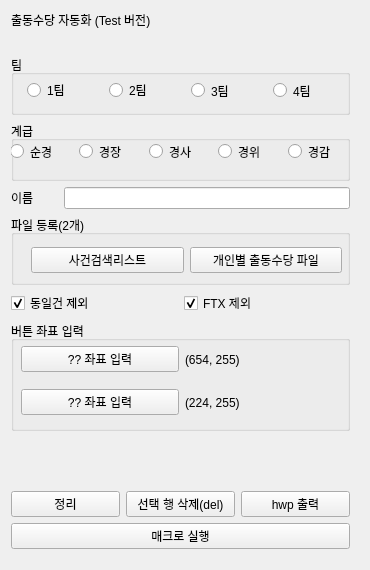
The window that rsc/ui/singo.ui (polnet13/kimAI) describes before a commit, drawn with Qt 5.
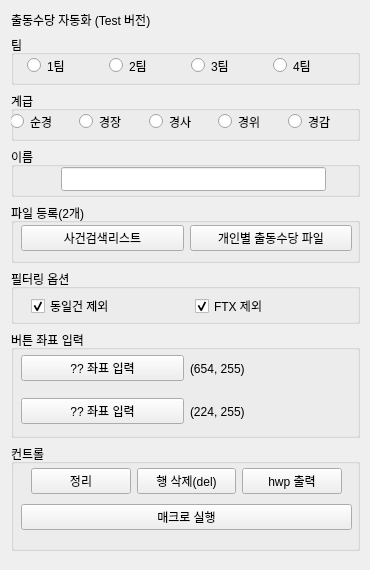
The same window after the commit.

Patch:
```diff
--- a/rsc/ui/singo.ui
+++ b/rsc/ui/singo.ui
@@ -30,8 +30,8 @@
     <rect>
      <x>0</x>
      <y>0</y>
-     <width>361</width>
-     <height>569</height>
+     <width>371</width>
+     <height>571</height>
     </rect>
    </property>
    <layout class="QVBoxLayout" name="verticalLayout_7">
@@ -66,28 +66,12 @@
         </item>
        </layout>
       </item>
-      <item>
-       <spacer name="verticalSpacer_2">
-        <property name="orientation">
-         <enum>Qt::Vertical</enum>
-        </property>
-        <property name="sizeType">
-         <enum>QSizePolicy::Fixed</enum>
-        </property>
-        <property name="sizeHint" stdset="0">
-         <size>
-          <width>20</width>
-          <height>20</height>
-         </size>
-        </property>
-       </spacer>
-      </item>
       <item>
        <widget class="QGroupBox" name="groupBox_team">
         <property name="minimumSize">
          <size>
           <width>0</width>
-          <height>60</height>
+          <height>50</height>
          </size>
         </property>
         <property name="title">
@@ -99,7 +83,7 @@
            <x>0</x>
            <y>20</y>
            <width>341</width>
-           <height>31</height>
+           <height>21</height>
           </rect>
          </property>
          <layout class="QHBoxLayout" name="horizontalLayout_3">
@@ -182,7 +166,7 @@
         <property name="minimumSize">
          <size>
           <width>0</width>
-          <height>60</height>
+          <height>50</height>
          </size>
         </property>
         <property name="font">
@@ -244,44 +228,34 @@
        </widget>
       </item>
       <item>
-       <layout class="QHBoxLayout" name="horizontalLayout_name">
-        <property name="spacing">
-         <number>10</number>
+       <widget class="QGroupBox" name="groupBox">
+        <property name="minimumSize">
+         <size>
+          <width>0</width>
+          <height>50</height>
+         </size>
         </property>
-        <item>
-         <widget class="QLabel" name="label_name">
-          <property name="text">
+        <property name="title">
            <string>이름</string>
           </property>
-         </widget>
-        </item>
-        <item>
-         <spacer name="horizontalSpacer">
-          <property name="orientation">
-           <enum>Qt::Horizontal</enum>
-          </property>
-          <property name="sizeType">
-           <enum>QSizePolicy::Fixed</enum>
-          </property>
-          <property name="sizeHint" stdset="0">
-           <size>
-            <width>20</width>
-            <height>20</height>
-           </size>
-          </property>
-         </spacer>
-        </item>
-        <item>
-         <widget class="QLineEdit" name="lineEdit"/>
-        </item>
-       </layout>
+        <widget class="QLineEdit" name="lineEdit">
+         <property name="geometry">
+          <rect>
+           <x>50</x>
+           <y>20</y>
+           <width>265</width>
+           <height>24</height>
+          </rect>
+         </property>
+        </widget>
+       </widget>
       </item>
       <item>
        <widget class="QGroupBox" name="groupBox_files">
         <property name="minimumSize">
          <size>
           <width>0</width>
-          <height>70</height>
+          <height>60</height>
          </size>
         </property>
         <property name="title">
@@ -290,9 +264,9 @@
         <widget class="QWidget" name="layoutWidget">
          <property name="geometry">
           <rect>
-           <x>20</x>
-           <y>30</y>
-           <width>311</width>
+           <x>10</x>
+           <y>20</y>
+           <width>331</width>
            <height>30</height>
           </rect>
          </property>
@@ -316,7 +290,32 @@
        </widget>
       </item>
       <item>
-       <layout class="QHBoxLayout" name="horizontalLayout_checkbox">
+       <widget class="QGroupBox" name="groupBox_2">
+        <property name="minimumSize">
+         <size>
+          <width>0</width>
+          <height>55</height>
+         </size>
+        </property>
+        <property name="title">
+         <string>필터링 옵션</string>
+        </property>
+        <widget class="QWidget" name="horizontalLayoutWidget_3">
+         <property name="geometry">
+          <rect>
+           <x>10</x>
+           <y>20</y>
+           <width>331</width>
+           <height>31</height>
+          </rect>
+         </property>
+         <layout class="QHBoxLayout" name="horizontalLayout">
+          <property name="leftMargin">
+           <number>10</number>
+          </property>
+          <property name="topMargin">
+           <number>3</number>
+          </property>
         <item>
          <widget class="QCheckBox" name="checkBox_dongil">
           <property name="text">
@@ -338,15 +337,29 @@
          </widget>
         </item>
        </layout>
+        </widget>
+       </widget>
       </item>
      </layout>
     </item>
     <item>
      <widget class="QGroupBox" name="groupBox_points">
+      <property name="sizePolicy">
+       <sizepolicy hsizetype="Preferred" vsizetype="Ignored">
+        <horstretch>0</horstretch>
+        <verstretch>0</verstretch>
+       </sizepolicy>
+      </property>
       <property name="minimumSize">
        <size>
         <width>0</width>
-        <height>110</height>
+        <height>100</height>
+       </size>
+      </property>
+      <property name="maximumSize">
+       <size>
+        <width>16777215</width>
+        <height>400</height>
        </size>
       </property>
       <property name="title">
@@ -357,7 +370,7 @@
         <rect>
          <x>10</x>
          <y>20</y>
-         <width>321</width>
+         <width>331</width>
          <height>80</height>
         </rect>
        </property>
@@ -403,23 +416,31 @@
      </widget>
     </item>
     <item>
-     <spacer name="verticalSpacer">
-      <property name="orientation">
-       <enum>Qt::Vertical</enum>
+     <widget class="QGroupBox" name="groupBox_3">
+      <property name="title">
+       <string>컨트롤</string>
       </property>
-      <property name="sizeHint" stdset="0">
-       <size>
-        <width>20</width>
-        <height>40</height>
-       </size>
-      </property>
-     </spacer>
-    </item>
+      <widget class="QWidget" name="verticalLayoutWidget_2">
+       <property name="geometry">
+        <rect>
+         <x>10</x>
+         <y>20</y>
+         <width>331</width>
+         <height>71</height>
+        </rect>
+       </property>
+       <layout class="QVBoxLayout" name="verticalLayout_2">
     <item>
      <layout class="QHBoxLayout" name="horizontalLayout_make_df">
       <property name="sizeConstraint">
        <enum>QLayout::SetMinimumSize</enum>
       </property>
+          <property name="leftMargin">
+           <number>10</number>
+          </property>
+          <property name="rightMargin">
+           <number>10</number>
+          </property>
       <item>
        <widget class="QPushButton" name="btn_make_df">
         <property name="text">
@@ -430,7 +451,7 @@
       <item>
        <widget class="QPushButton" name="btn_del">
         <property name="text">
-         <string>선택 행 삭제(del)</string>
+             <string>행 삭제(del)</string>
         </property>
        </widget>
       </item>
@@ -448,6 +469,10 @@
       <property name="text">
        <string>매크로 실행</string>
       </property>
+         </widget>
+        </item>
+       </layout>
+      </widget>
      </widget>
     </item>
    </layout>
```
Left out of the diff: 2 changed lines with no effect on the pictures. Lines whose indentation alone changed are shown as unchanged.
